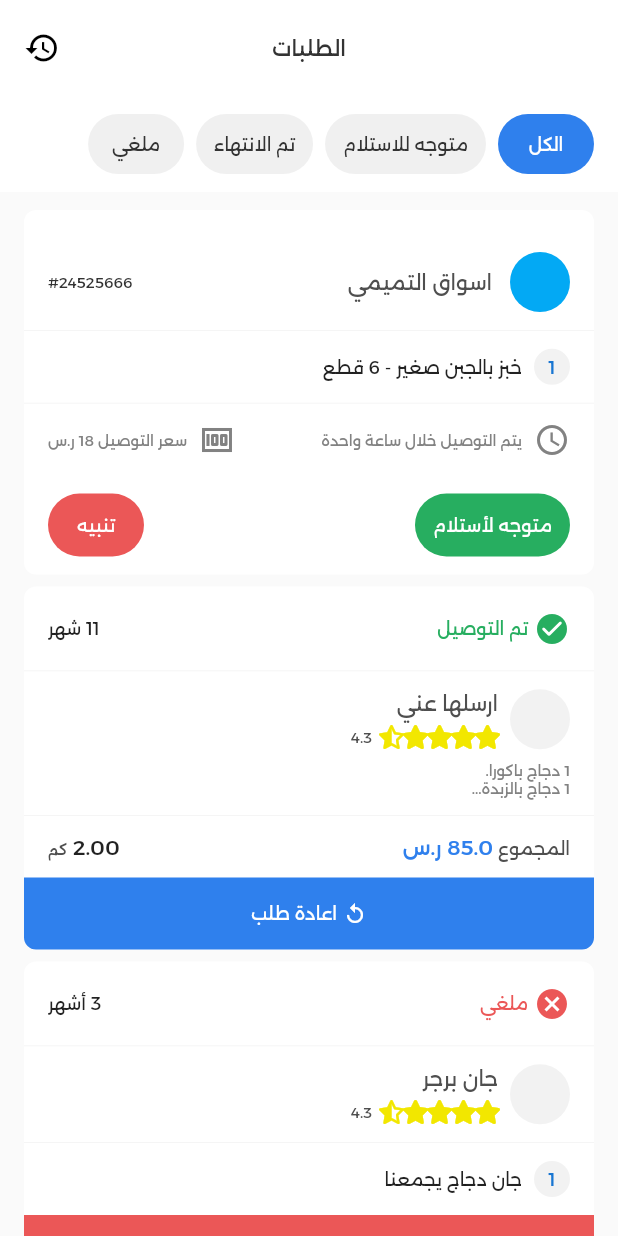
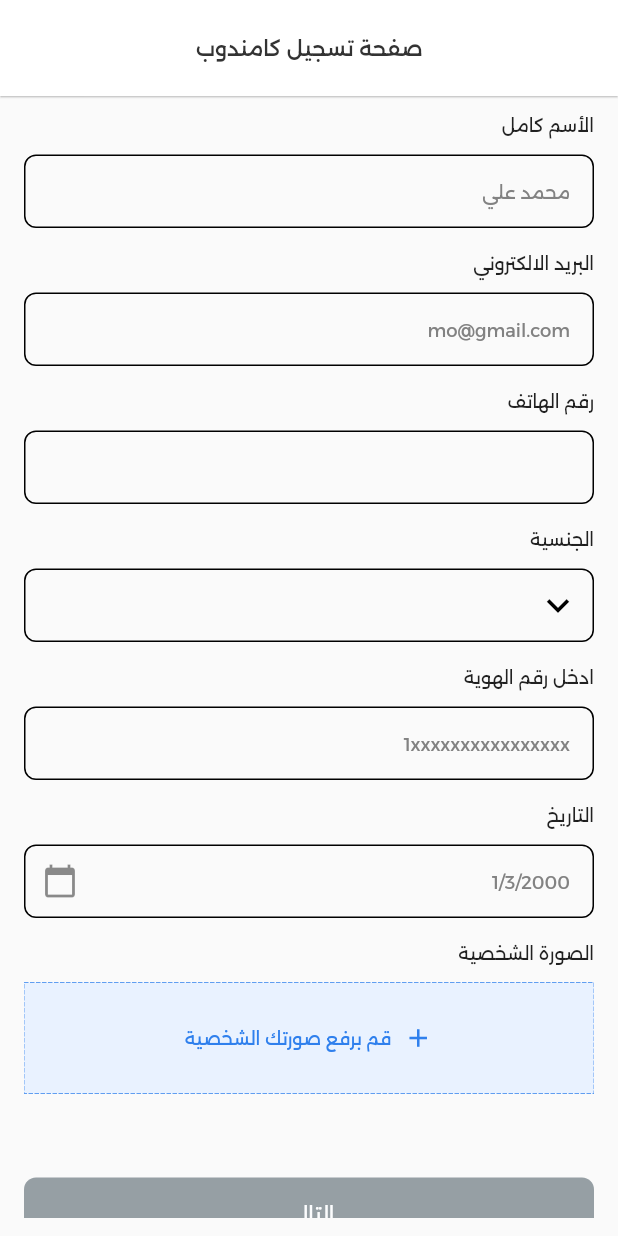
Before and after one commit to abdelstarMo66/magdsoft_task, a Flutter app: the screen it shows after launch, on a phone screen of 412 x 824 dp. Run offline on Flutter 3.47's test engine with Material 2 defaults, Android fonts, the phone set to English and light mode, and no system bars; drawn by our look-alikes of dotted_border; our stand-ins replace country_picker, flutter_bloc, flutter_svg, font_awesome_flutter.

Commit message:
Register Form

```diff
--- a/lib/app/app.dart
+++ b/lib/app/app.dart
@@ -38,7 +38,7 @@ class MyApp extends StatelessWidget {
           )
         )
       ),
-      initialRoute: Routes.talapatScreen,
+      initialRoute: Routes.registerFormScreen1,
       onGenerateRoute: RouterGenerator.onGenerateRoute,
     );
   }
--- /dev/null
+++ b/lib/presentation/screens/auth_view/register_form_screen1.dart
@@ -0,0 +1,131 @@
+import 'package:country_picker/country_picker.dart';
+import 'package:dotted_border/dotted_border.dart';
+import 'package:flutter/material.dart';
+import 'package:task/presentation/widgets/custom_button.dart';
+import 'package:task/utils/constance.dart';
+import 'package:task/utils/styles.dart';
+
+import '../../../utils/routes.dart';
+import '../../widgets/customFormItem.dart';
+import '../../widgets/custom_container_dotted_border.dart';
+
+class RegisterFormScreen1 extends StatelessWidget {
+  const RegisterFormScreen1({Key? key}) : super(key: key);
+
+  @override
+  Widget build(BuildContext context) {
+    TextEditingController nameController = TextEditingController();
+    TextEditingController emailController = TextEditingController();
+    TextEditingController phoneController = TextEditingController();
+    TextEditingController idController = TextEditingController();
+    TextEditingController bdController = TextEditingController();
+    TextEditingController nationalityController = TextEditingController();
+
+    return Scaffold(
+      appBar: AppBar(
+        title: const Text("صفحة تسجيل كامندوب"),
+      ),
+      body: Padding(
+        padding: const EdgeInsets.symmetric(
+            vertical: 12.0, horizontal: defaultPadding),
+        child: ListView(
+          physics: const BouncingScrollPhysics(),
+          children: [
+            CustomFormItem(
+              text: "الأسم كامل",
+              inputType: TextInputType.name,
+              editController: nameController,
+              hintText: "محمد علي",
+            ),
+            CustomFormItem(
+              text: "البريد الالكتروني",
+              inputType: TextInputType.emailAddress,
+              editController: emailController,
+              hintText: "mo@gmail.com",
+            ),
+            CustomFormItem(
+              text: "رقم الهاتف",
+              inputType: TextInputType.phone,
+              editController: phoneController,
+            ),
+            CustomFormItem(
+              text: "الجنسية",
+              inputType: TextInputType.text,
+              editController: nationalityController,
+              prefixIcon: const Icon(
+                Icons.keyboard_arrow_down,
+                size: 30.0,
+                color: Colors.black,
+              ),
+              onTap: () {
+                showCountryPicker(
+                  context: context,
+                  showPhoneCode: false,
+                  showSearch: false,
+                  useSafeArea: true,
+                  countryListTheme: CountryListThemeData(
+                    bottomSheetHeight: MediaQuery.of(context).size.height / 2,
+                    borderRadius: BorderRadius.circular(8.0),
+                  ),
+                  onSelect: (Country country) {
+                    nationalityController.text = country.name.toString();
+                  },
+                );
+              },
+            ),
+            CustomFormItem(
+              text: "ادخل رقم الهوية",
+              inputType: TextInputType.number,
+              editController: idController,
+              hintText: "1xxxxxxxxxxxxxxxx",
+            ),
+            CustomFormItem(
+              text: "التاريخ",
+              inputType: TextInputType.datetime,
+              editController: bdController,
+              hintText: "1/3/2000",
+              suffixIcon: const Icon(Icons.calendar_today),
+            ),
+            CustomContainerDottedBorder(
+              widget: Row(
+                mainAxisAlignment: MainAxisAlignment.center,
+                children: [
+                  const Icon(
+                    Icons.add,
+                    color: Color(0xFF2F80ED),
+                    size: 20.0,
+                  ),
+                  const SizedBox(
+                    width: 8.0,
+                  ),
+                  Text(
+                    'قم برفع صورتك الشخصية',
+                    style: StyleManager.titleStyle12.copyWith(
+                      color: const Color(0xFF2F80ED),
+                    ),
+                  ),
+                ],
+              ),
+              label: "الصورة الشخصية",
+            ),
+            const SizedBox(
+              height: 40.0,
+            ),
+            CustomButton(
+              press: () {
+                Navigator.pushNamed(context, Routes.registerFormScreen2);
+              },
+              widget: Text(
+                'التالي',
+                style: StyleManager.titleStyle14.copyWith(
+                  color: const Color(0xFFFCFDFE),
+                ),
+              ),
+              bgColor: const Color(0xFF969FA4),
+            ),
+          ],
+        ),
+      ),
+    );
+  }
+}
--- /dev/null
+++ b/lib/presentation/widgets/customFormItem.dart
@@ -0,0 +1,65 @@
+import 'package:flutter/material.dart';
+import 'package:task/utils/styles.dart';
+
+class CustomFormItem extends StatelessWidget {
+  final String text;
+  final TextInputType inputType;
+  final TextEditingController editController;
+  final String? hintText;
+  final Widget? prefixIcon;
+  final Widget? suffixIcon;
+  final void Function()? onTap;
+
+  const CustomFormItem({
+    Key? key,
+    required this.text,
+    required this.inputType,
+    required this.editController,
+    this.hintText,
+    this.prefixIcon,
+    this.suffixIcon,
+    this.onTap,
+  }) : super(key: key);
+
+  @override
+  Widget build(BuildContext context) {
+    OutlineInputBorder inputBorder = OutlineInputBorder(
+      borderRadius: BorderRadius.circular(8.0),
+      borderSide: const BorderSide(width: 1.0, color: Colors.black),
+    );
+    return Column(
+      crossAxisAlignment: CrossAxisAlignment.start,
+      children: [
+        Text(
+          text,
+          style: StyleManager.titleStyle12,
+        ),
+        const SizedBox(
+          height: 12.0,
+        ),
+        TextFormField(
+          keyboardType: inputType,
+          controller: editController,
+          decoration: InputDecoration(
+            border: inputBorder,
+            enabledBorder: inputBorder,
+            focusedBorder: inputBorder,
+            hintText: hintText,
+            hintStyle: StyleManager.titleStyle12.copyWith(
+              color: const Color(0xFF828282),
+            ),
+            contentPadding: const EdgeInsets.all(16.0),
+            suffixIcon: suffixIcon,
+            prefixIcon: prefixIcon,
+          ),
+          onTap: onTap,
+          style:
+              StyleManager.titleStyle14.copyWith(fontWeight: FontWeight.w500),
+        ),
+        const SizedBox(
+          height: 16.0,
+        ),
+      ],
+    );
+  }
+}
--- /dev/null
+++ b/lib/presentation/widgets/custom_container_dotted_border.dart
@@ -0,0 +1,59 @@
+import 'package:dotted_border/dotted_border.dart';
+import 'package:flutter/material.dart';
+import 'package:task/utils/styles.dart';
+
+class CustomContainerDottedBorder extends StatelessWidget {
+  final String label;
+  final Widget? widget;
+  const CustomContainerDottedBorder({
+    Key? key,
+    required this.label,
+    this.widget,
+  }) : super(key: key);
+
+  @override
+  Widget build(BuildContext context) {
+    return Column(
+      crossAxisAlignment: CrossAxisAlignment.start,
+      children: [
+        Text(
+          label,
+          style: StyleManager.titleStyle12,
+        ),
+        const SizedBox(
+          height: 12.0,
+        ),
+        Container(
+          color: const Color(0xFFE9F2FF),
+          child: DottedBorder(
+            padding: const EdgeInsets.all(27.0),
+            color: const Color(0xFF2F80ED),
+            borderType: BorderType.Rect,
+            strokeWidth: 0.5,
+            child: widget ??
+                Row(
+                  mainAxisAlignment: MainAxisAlignment.center,
+                  children: [
+                    const Icon(
+                      Icons.add,
+                      color: Color(0xFF2F80ED),
+                      size: 20.0,
+                    ),
+                    const SizedBox(
+                      width: 8.0,
+                    ),
+                    Text(
+                      'اختيار صورة',
+                      style: StyleManager.titleStyle12.copyWith(
+                        color: const Color(0xFF2F80ED),
+                      ),
+                    ),
+                  ],
+                ),
+          ),
+        ),
+        SizedBox(height: 16.0,),
+      ],
+    );
+  }
+}
--- a/lib/utils/router.dart
+++ b/lib/utils/router.dart
@@ -1,4 +1,9 @@
 import 'package:flutter/material.dart';
+import 'package:task/presentation/screens/auth_view/register_form_screen1.dart';
+import 'package:task/presentation/screens/auth_view/register_form_screen2.dart';
+import 'package:task/presentation/screens/auth_view/register_form_screen3.dart';
+import 'package:task/presentation/screens/auth_view/register_form_screen4.dart';
+import 'package:task/presentation/screens/auth_view/register_form_screen5.dart';
 import 'package:task/presentation/screens/profile_view/profile_view.dart';
 import 'package:task/presentation/screens/profile_view/views/address_saved_screen.dart';
 import 'package:task/presentation/screens/talapat_view/new_order.dart';
@@ -73,6 +78,18 @@ class RouterGenerator {
       case Routes.orderProcessScreen:
         return MaterialPageRoute(builder: (_) => const OrderProcessScreen());
 
+      // Auth Router
+      case Routes.registerFormScreen1:
+        return MaterialPageRoute(builder: (_) => const RegisterFormScreen1());
+      case Routes.registerFormScreen2:
+        return MaterialPageRoute(builder: (_) => const RegisterFormScreen2());
+      case Routes.registerFormScreen3:
+        return MaterialPageRoute(builder: (_) => const RegisterFormScreen3());
+      case Routes.registerFormScreen4:
+        return MaterialPageRoute(builder: (_) => const RegisterFormScreen4());
+      case Routes.registerFormScreen5:
+        return MaterialPageRoute(builder: (_) => const RegisterFormScreen5());
+
       default:
         return null;
     }
--- a/lib/utils/routes.dart
+++ b/lib/utils/routes.dart
@@ -24,4 +24,11 @@ class Routes {
   static const String reorderDetailsScreen = "/reorderDetailsScreen";
   static const String newOrderScreen = "/newOrderScreen";
   static const String orderProcessScreen = "/orderProcessScreen";
+
+  // Auth Routes
+  static const String registerFormScreen1 = "/registerFormScreen1";
+  static const String registerFormScreen2 = "/registerFormScreen2";
+  static const String registerFormScreen3 = "/registerFormScreen3";
+  static const String registerFormScreen4 = "/registerFormScreen4";
+  static const String registerFormScreen5 = "/registerFormScreen5";
 }
--- a/pubspec.yaml
+++ b/pubspec.yaml
@@ -19,6 +19,8 @@ dependencies:
   flutter_svg: ^2.0.5
   font_awesome_flutter: ^10.4.0
   flutter_bloc: ^8.1.3
+  country_picker: ^2.0.20
+  dotted_border: ^2.0.0+3
 
 dev_dependencies:
   flutter_test:
```
Also changed, not shown: lib/presentation/screens/auth_view/register_form_screen2.dart (added, +111 -0 lines), lib/presentation/screens/auth_view/register_form_screen3.dart (added, +86 -0 lines), lib/presentation/screens/auth_view/register_form_screen4.dart (added, +49 -0 lines), lib/presentation/screens/auth_view/register_form_screen5.dart (added, +103 -0 lines), lib/presentation/widgets/edit_form_item.dart (+16 -11 lines), pubspec.lock.
